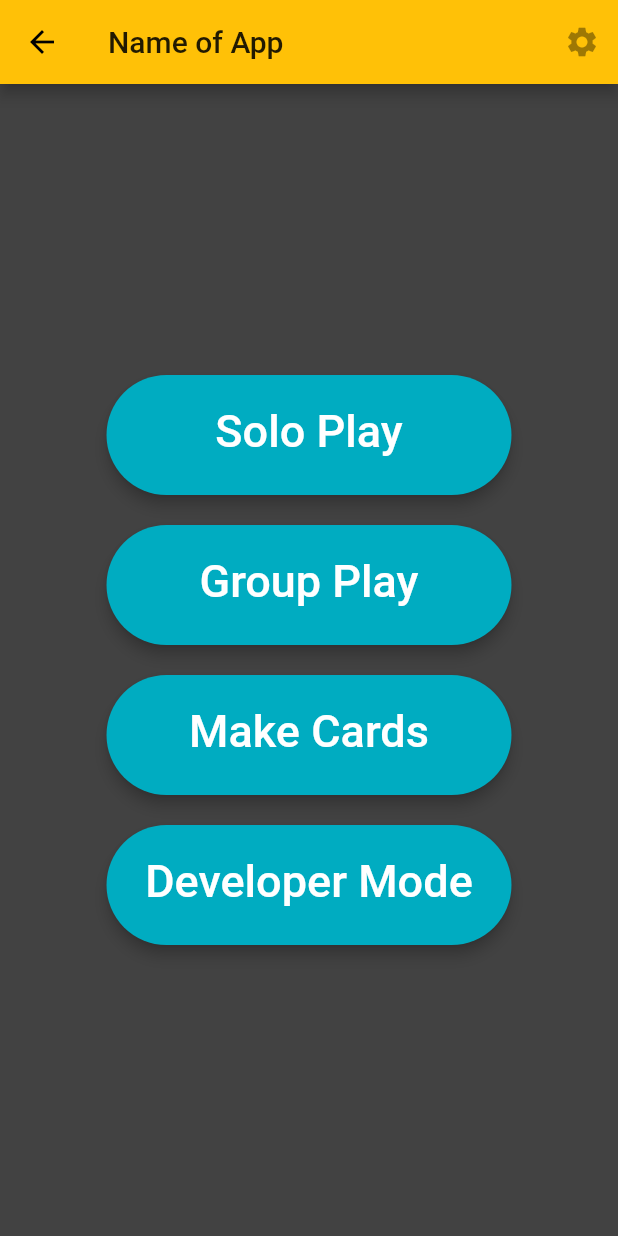
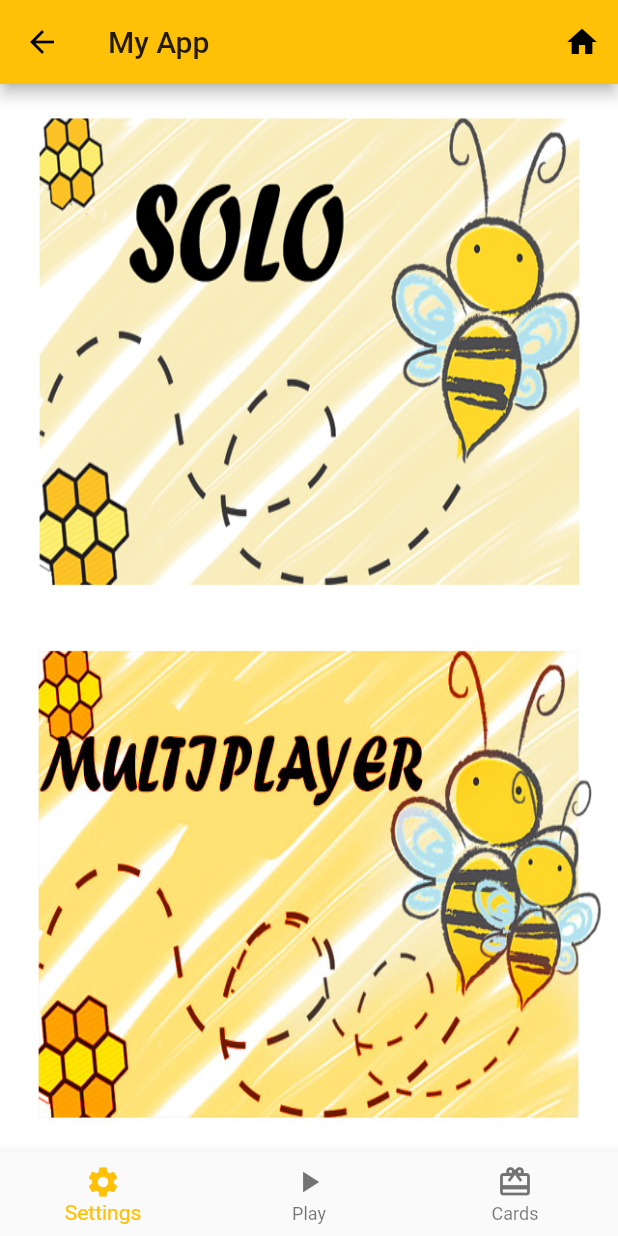
Before and after one commit to KashifIV/UofTHacks, a Flutter app: the HomePage screen opened directly, on a phone screen of 412 x 824 dp. Run offline on Flutter 3.47's test engine with Material 2 defaults, Android fonts, the phone set to English and light mode, and no system bars; our stand-ins replace firebase_auth, image_picker; missing offline and left inert: flutter_ibm_watson; accounts and stored records are empty.

```diff
--- a/uofthacks/lib/domain/view_model.dart
+++ b/uofthacks/lib/domain/view_model.dart
@@ -2,4 +2,6 @@ import 'package:scoped_model/scoped_model.dart';
 import 'package:uofthacks/data/card.dart';
 class ViewModel extends Model{
   FlashCard card;
+  String language;
+  String difficulty;
 }
--- a/uofthacks/lib/main.dart
+++ b/uofthacks/lib/main.dart
@@ -4,7 +4,7 @@ import 'package:uofthacks/domain/view_model.dart';
 import 'package:uofthacks/data/auth.dart';
 import 'package:uofthacks/ui/root_page.dart';
 import 'package:uofthacks/ui/home_page.dart';
-import 'package:uofthacks/ui/start_page.dart';
+
 void main() => runApp(MyApp());
 
 class MyApp extends StatelessWidget {
--- /dev/null
+++ b/uofthacks/lib/ui/NavScreens/playwidget.dart
@@ -0,0 +1,50 @@
+import 'package:flutter/material.dart';
+import 'package:uofthacks/ui/two_player_page.dart';
+
+class PlayWidget extends StatelessWidget {
+
+ PlayWidget();
+
+ @override
+ Widget build(BuildContext context) {
+   return Container(
+     child: Column(
+      crossAxisAlignment: CrossAxisAlignment.stretch,
+       children: <Widget> [
+        new Expanded(
+        child: new GestureDetector(
+          onTap: () {
+            Navigator.push(context, MaterialPageRoute(builder: (context)=> TwoPlayerPage()));
+          },
+          child: Container(
+            padding: EdgeInsets.all(12.0),
+            decoration: new BoxDecoration(
+              image: DecorationImage(
+                image: new AssetImage('assets/solo1.png'),
+                fit: BoxFit.fill,
+              ),
+          ),
+          ),
+        ),
+        ),
+        new Expanded(
+        child: new GestureDetector(
+          onTap: () {
+            Navigator.push(context, MaterialPageRoute(builder: (context)=> TwoPlayerPage()));
+          },
+          child: Container(
+            padding: EdgeInsets.all(12.0),
+            decoration: new BoxDecoration(
+              image: DecorationImage(
+                image: new AssetImage('assets/multi.jpg'),
+                fit: BoxFit.fill,
+              ),
+          ),
+        ),
+        ),
+        ),
+       ],
+     ),
+   );
+ }
+}
--- a/uofthacks/lib/ui/home_page.dart
+++ b/uofthacks/lib/ui/home_page.dart
@@ -5,6 +5,9 @@ import 'package:uofthacks/ui/two_player_page.dart';
 import 'package:uofthacks/data/auth.dart';
 import 'package:uofthacks/domain/test_model.dart';
 import 'package:uofthacks/ui/test_page.dart';
+import 'package:uofthacks/ui/login_page.dart';
+import 'package:uofthacks/ui/NavScreens/playwidget.dart';
+import 'package:uofthacks/ui/NavScreens/cardWidget.dart';
 
 class HomePage extends StatefulWidget{
   final Auth auth;
@@ -13,60 +16,53 @@ class HomePage extends StatefulWidget{
   _HomePage createState() => _HomePage();
 }
 class _HomePage extends State<HomePage>{
-  Widget ButtonCreator(String title, Function press){
-    return RaisedButton(
-     color: Colors.cyan[600],
-     elevation: 4.0,
-     splashColor: Colors.blueGrey[300],
-     shape: new RoundedRectangleBorder(borderRadius: new BorderRadius.circular(40.0)),
-     onPressed: press,
-     child: Container(
-       height: 40,
-       width: 230,
-       child: Text(
-         title,
-         textAlign: TextAlign.center,
-         style: TextStyle(
-           color: Colors.white,
-           fontSize: 30,
-         ),
-       ),
-     ),
-     padding: EdgeInsets.all(20.0),
-   );
-  }
+  int _currentIndex = 0;
+  final List<Widget> _children = [
+    PlayWidget(),
+    PlayWidget(),
+    cardWidget(),
+  ];
+
   @override
     Widget build(BuildContext context) {
-      return ScopedModelDescendant<ViewModel>(
-        rebuildOnChange: true,
-        builder: (context, child, model) => Scaffold(
-          appBar: AppBar(
-            title: Text('Name of App'),
-            actions: <Widget>[
-              IconButton(
-                icon: Icon(Icons.settings),
-                tooltip: 'Settings',
-          //      onPressed: TwoPlayerPage(),
-              ),
-            ]
+      return Scaffold(
+        appBar: AppBar(
+        actions: <Widget> [
+           IconButton(
+          icon: Icon(Icons.home),
+          onPressed:(){
+            widget.onSignedOut();
+            },
+            ),
+        ],
+        title: Text('My App'),
+
+      ),
+      body: _children[_currentIndex],
+      bottomNavigationBar: BottomNavigationBar(
+        onTap: onTabTapped,
+        currentIndex: _currentIndex,
+        items: [
+           BottomNavigationBarItem(
+            icon: new Icon(Icons.settings),
+            title: new Text('Settings'),
           ),
-          backgroundColor: Colors.grey[800],
-          body: Center(
-            child: Column(
-              mainAxisAlignment: MainAxisAlignment.center,
-              crossAxisAlignment: CrossAxisAlignment.center,
-              children: <Widget>[
-                ButtonCreator('Solo Play', () => Navigator.push(context, MaterialPageRoute(builder: (context)=> TwoPlayerPage()))),
-                SizedBox(height: 20,),
-                ButtonCreator('Group Play', () => Navigator.push(context, MaterialPageRoute(builder: (context)=> TwoPlayerPage()))),
-                SizedBox(height: 20,),
-                ButtonCreator('Make Cards', () => Navigator.push(context, MaterialPageRoute(builder: (context)=> TwoPlayerPage()))),
-                SizedBox(height: 20,),
-                ButtonCreator('Developer Mode', () =>  Navigator.push(context, MaterialPageRoute(builder: (context)=> TwoPlayerPage()))),
-              ],
-            ),
+          BottomNavigationBarItem(
+            icon: new Icon(Icons.play_arrow),
+            title: new Text('Play'),
           ),
-        ),
+          BottomNavigationBarItem(
+            icon: new Icon(Icons.card_giftcard),
+            title: new Text('Cards'),
+          )
+        ],
+      ),
       );
     }
+    void onTabTapped(int index) {
+      setState(()
+      {
+        _currentIndex = index;
+      });
+    }
 }
```
Also changed, not shown: uofthacks/lib/ui/NavScreens/cardWidget.dart (added, +50 -0 lines), uofthacks/lib/ui/login_page.dart (+11 -9 lines), uofthacks/lib/ui/start_page.dart (deleted, +0 -55 lines), uofthacks/pubspec.yaml (+7 -0 lines), uofthacks/assets/PICBEE(1).png (added), uofthacks/assets/PICBEE(2).png (added), uofthacks/assets/PICBEE.png (added), uofthacks/assets/bbt.jpg (added), uofthacks/assets/multi.jpg (added), uofthacks/assets/solo.jpg (added), uofthacks/assets/solo.png (added), uofthacks/assets/solo1.png (added), 2 other files.
